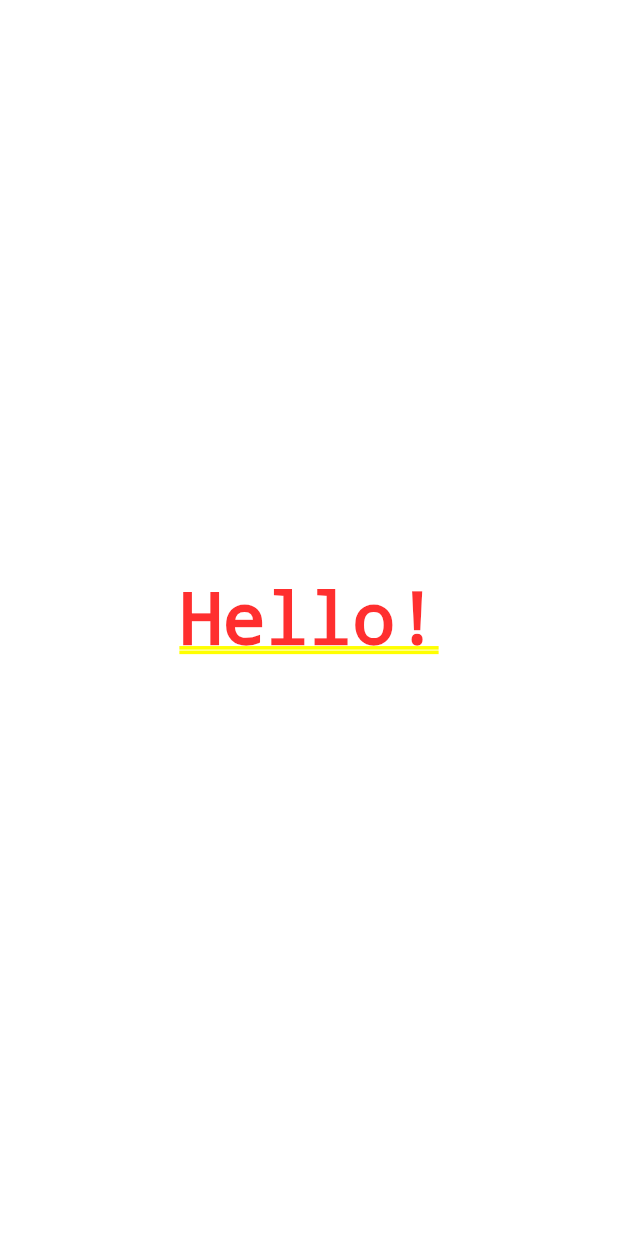
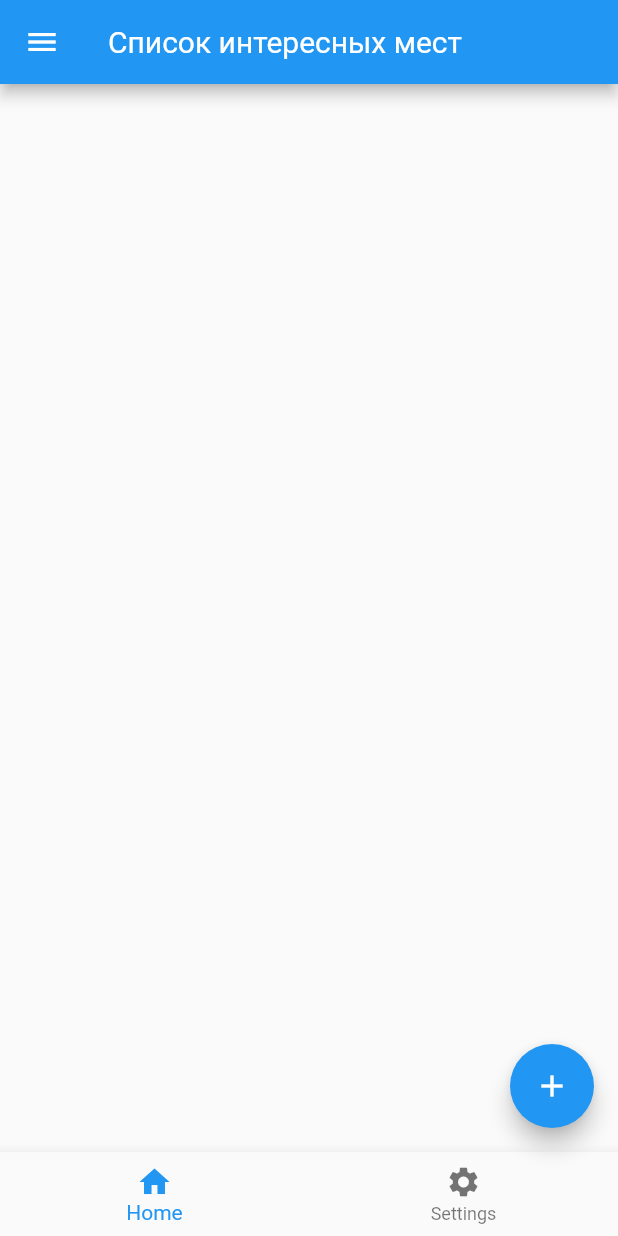
Before and after one commit to misterku/suft-flutter-course-kudryashov, a Flutter app: the screen it shows after launch, on a phone screen of 412 x 824 dp. Run offline on Flutter 3.47's test engine with Material 2 defaults, Android fonts, the phone set to English and light mode, and no system bars.

Commit message:
4.1 Scaffold

```diff
--- a/lib/main.dart
+++ b/lib/main.dart
@@ -1,4 +1,5 @@
 import 'package:flutter/material.dart';
+import 'package:places/ui/screen/sight_list_screen.dart';
 
 void main() {
   runApp(App());
@@ -8,7 +9,7 @@ class App extends StatelessWidget {
   @override
   Widget build(BuildContext context) {
     return MaterialApp(
-      home: MySecondWidget(),
+      home: SightListScreen(),
       title: "Sample title",
     );
   }
--- /dev/null
+++ b/lib/ui/screen/sight_list_screen.dart
@@ -0,0 +1,32 @@
+import 'package:flutter/material.dart';
+
+class SightListScreen extends StatefulWidget {
+  @override
+  _SightListScreenState createState() => _SightListScreenState();
+}
+
+class _SightListScreenState extends State<SightListScreen> {
+  @override
+  Widget build(BuildContext context) {
+    return Scaffold(
+      floatingActionButton: FloatingActionButton(
+        child: Icon(Icons.add),
+        onPressed: () {
+          print("sightListScreen.floatingActionButton was pressed");
+        },
+      ),
+      appBar: AppBar(
+        title: Text("Список интересных мест"),
+      ),
+      body: Container(),
+      drawer: Drawer(),
+      bottomNavigationBar: BottomNavigationBar(
+        items: [
+          BottomNavigationBarItem(icon: Icon(Icons.home), label: "Home"),
+          BottomNavigationBarItem(
+              icon: Icon(Icons.settings), label: "Settings"),
+        ],
+      ),
+    );
+  }
+}
```
